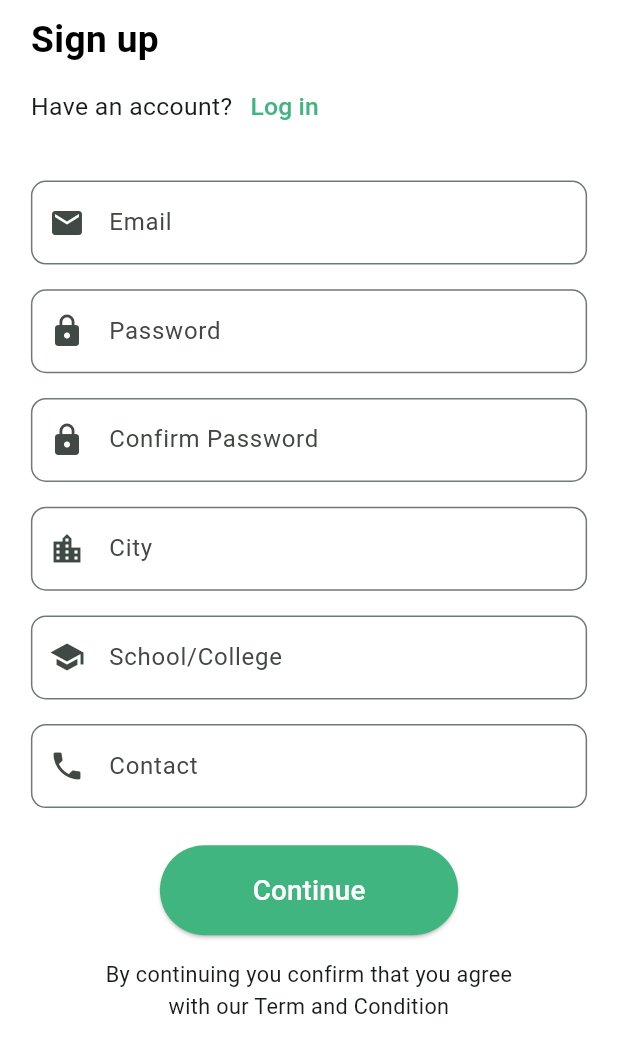
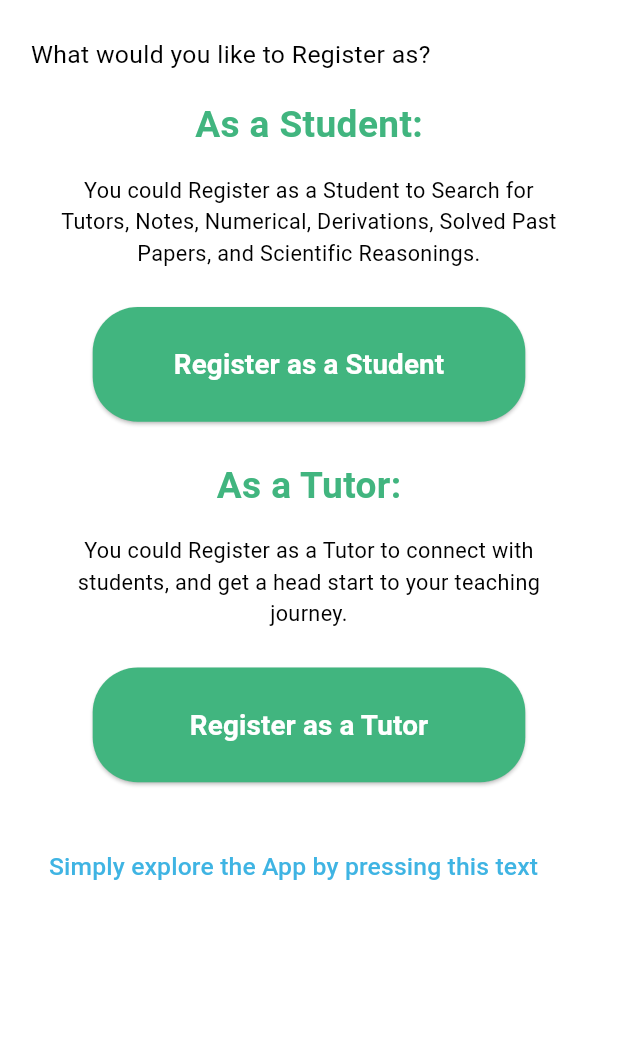
Before and after one commit to was-saf/leadbook, a Flutter app: the SignUpScreen screen opened directly, after a tap on "Continue", on a phone screen of 412 x 824 dp, the part 176-1236 px from its top. Run offline on Flutter 3.47's test engine with Material 3 defaults, Android fonts, the phone set to English and light mode, and no system bars.

Commit message:
Fixing stuff

```diff
--- /dev/null
+++ b/lib/data/notifiers.dart
@@ -0,0 +1,3 @@
+import 'package:flutter/material.dart';
+
+ValueNotifier<int> selectedPageNotifier = ValueNotifier(0);
--- a/lib/main.dart
+++ b/lib/main.dart
@@ -1,5 +1,5 @@
 import 'package:flutter/material.dart';
-import 'package:leadbook/leadbookscreen.dart';
+import 'package:leadbook/views/pages/leadbookscreen.dart';
 
 void main() {
   runApp(const MyApp());
--- a/lib/forgotpassword.dart
+++ b/lib/views/pages/forgotpassword.dart
@@ -1,5 +1,5 @@
 import 'package:flutter/material.dart';
-import 'package:leadbook/loginscreen.dart';
+import 'package:leadbook/views/pages/loginscreen.dart';
 
 class ForgotPassword extends StatelessWidget {
   @override
--- a/lib/LeadBookScreen.dart
+++ b/lib/views/pages/leadbookscreen.dart
@@ -1,5 +1,5 @@
 import 'package:flutter/material.dart';
-import 'package:leadbook/SignUpLoginScreen.dart';
+import 'package:leadbook/views/pages/signuploginscreen.dart';
 
 class LeadBookScreen extends StatefulWidget {
   const LeadBookScreen({super.key});
--- a/lib/SignUpLoginScreen.dart
+++ b/lib/views/pages/signuploginscreen.dart
@@ -1,6 +1,6 @@
 import 'package:flutter/material.dart';
-import 'package:leadbook/loginscreen.dart';
-import 'package:leadbook/SignUpScreen.dart';
+import 'package:leadbook/views/pages/loginscreen.dart';
+import 'package:leadbook/views/pages/SignUpScreen.dart';
 
 class SignUpLoginScreen extends StatelessWidget {
   @override
--- a/lib/SignUpScreen.dart
+++ b/lib/views/pages/signupscreen.dart
@@ -1,5 +1,6 @@
 import 'package:flutter/material.dart';
-import 'package:leadbook/loginscreen.dart';
+import 'package:leadbook/views/pages/loginscreen.dart';
+import 'package:leadbook/views/pages/studenttutorscreen.dart';
 
 class SignUpScreen extends StatelessWidget {
   @override
@@ -79,7 +80,12 @@ class SignUpScreen extends StatelessWidget {
               Center(
                 child: ElevatedButton(
                   onPressed: () {
-                    // Handle continue button press
+                    Navigator.push(
+                      context,
+                      MaterialPageRoute(
+                        builder: (context) => StudentTutorScreen(),
+                      ),
+                    );
                   },
                   style: ElevatedButton.styleFrom(
                     backgroundColor: Color(0xFF41B57F),
--- /dev/null
+++ b/lib/views/pages/studenttutorscreen.dart
@@ -0,0 +1,156 @@
+import 'package:flutter/material.dart';
+import 'package:leadbook/views/pages/asstudent.dart';
+import 'package:leadbook/views/pages/astutor.dart';
+import 'package:leadbook/views/pages/loginscreen.dart';
+
+class StudentTutorScreen extends StatelessWidget {
+  @override
+  Widget build(BuildContext context) {
+    final screenSize = MediaQuery.of(context).size;
+    final buttonPadding = EdgeInsets.symmetric(
+      horizontal: screenSize.width * 0.10,
+      vertical: screenSize.height * 0.03,
+    );
+    final padding = screenSize.width * 0.05; // 5% of screen width for padding
+
+    return Scaffold(
+      appBar: AppBar(backgroundColor: Colors.white, elevation: 0),
+      backgroundColor: Colors.white,
+      body: Padding(
+        padding: EdgeInsets.all(padding),
+        child: Center(
+          child: Column(
+            crossAxisAlignment: CrossAxisAlignment.start,
+            children: <Widget>[
+              Center(
+                // Center the title
+                child: Text(
+                  'LEAD BOOK',
+                  style: TextStyle(
+                    fontSize: screenSize.width * 0.07, // 7% of screen width
+                    fontWeight: FontWeight.bold,
+                    color: Color(0xFF41B57F),
+                  ),
+                ),
+              ),
+              SizedBox(height: screenSize.height * 0.03),
+              Text(
+                'What would you like to Register as?',
+                textAlign: TextAlign.center,
+                style: TextStyle(
+                  fontSize: screenSize.width * 0.04,
+                  color: Colors.black,
+                ),
+              ),
+              SizedBox(height: screenSize.height * 0.02),
+              _buildRegistrationOption(
+                context,
+                title: 'As a Student:',
+                description:
+                    'You could Register as a Student to Search for Tutors, Notes, Numerical, Derivations, Solved Past Papers, and Scientific Reasonings.',
+                buttonText: 'Register as a Student',
+                onPressed: () {
+                  Navigator.push(
+                    context,
+                    MaterialPageRoute(builder: (context) => AsStudent()),
+                  );
+                },
+                buttonPadding: buttonPadding,
+              ),
+              SizedBox(height: screenSize.height * 0.03),
+              _buildRegistrationOption(
+                context,
+                title: 'As a Tutor:',
+                description:
+                    'You could Register as a Tutor to connect with students, and get a head start to your teaching journey.',
+                buttonText: 'Register as a Tutor',
+                onPressed: () {
+                  Navigator.push(
+                    context,
+                    MaterialPageRoute(builder: (context) => AsTutor()),
+                  );
+                },
+                buttonPadding: buttonPadding,
+              ),
+              SizedBox(height: screenSize.height * 0.04),
+              TextButton(
+                onPressed: () {
+                  Navigator.push(
+                    context,
+                    MaterialPageRoute(builder: (context) => LoginScreen()),
+                  );
+                },
+                child: Text(
+                  'Simply explore the App by pressing this text',
+                  style: TextStyle(
+                    fontSize: screenSize.width * 0.04,
+                    color: Color(0xFF3FB4E3),
+                  ),
+                ),
+              ),
+              SizedBox(height: screenSize.height * 0.03),
+            ],
+          ),
+        ),
+      ),
+    );
+  }
+
+  Widget _buildRegistrationOption(
+    BuildContext context, {
+    required String title,
+    required String description,
+    required String buttonText,
+    required VoidCallback onPressed,
+    required EdgeInsets buttonPadding,
+  }) {
+    final screenSize = MediaQuery.of(context).size;
+
+    return Padding(
+      padding: const EdgeInsets.symmetric(horizontal: 20),
+      child: Column(
+        crossAxisAlignment: CrossAxisAlignment.center,
+        children: [
+          Text(
+            title,
+            textAlign: TextAlign.left,
+            style: TextStyle(
+              fontSize: screenSize.width * 0.06,
+              color: Color(0xFF41B57F),
+              fontWeight: FontWeight.bold,
+            ),
+          ),
+          SizedBox(height: screenSize.height * 0.02),
+          Text(
+            description,
+            textAlign: TextAlign.center,
+            style: TextStyle(
+              fontSize: screenSize.width * 0.035,
+              color: Colors.black,
+            ),
+          ),
+          SizedBox(height: screenSize.height * 0.03),
+          ElevatedButton(
+            onPressed: onPressed,
+            style: ElevatedButton.styleFrom(
+              backgroundColor: Color(0xFF41B57F),
+              shape: RoundedRectangleBorder(
+                borderRadius: BorderRadius.circular(30.0),
+              ),
+              padding: buttonPadding,
+              minimumSize: Size(screenSize.width * 0.7, 0),
+            ),
+            child: Text(
+              buttonText,
+              style: TextStyle(
+                fontSize: screenSize.width * 0.045,
+                fontWeight: FontWeight.bold,
+                color: Colors.white,
+              ),
+            ),
+          ),
+        ],
+      ),
+    );
+  }
+}
```
Also changed, not shown: lib/views/pages/asstudent.dart (renamed from lib/asstudent.dart, +43 -14 lines), lib/views/pages/astutor.dart (renamed from lib/astutor.dart, +71 -20 lines), lib/views/pages/loginscreen.dart (renamed from lib/LoginScreen.dart, +88 -30 lines), assets/images/facebook.png (added), assets/images/google.png (added).
